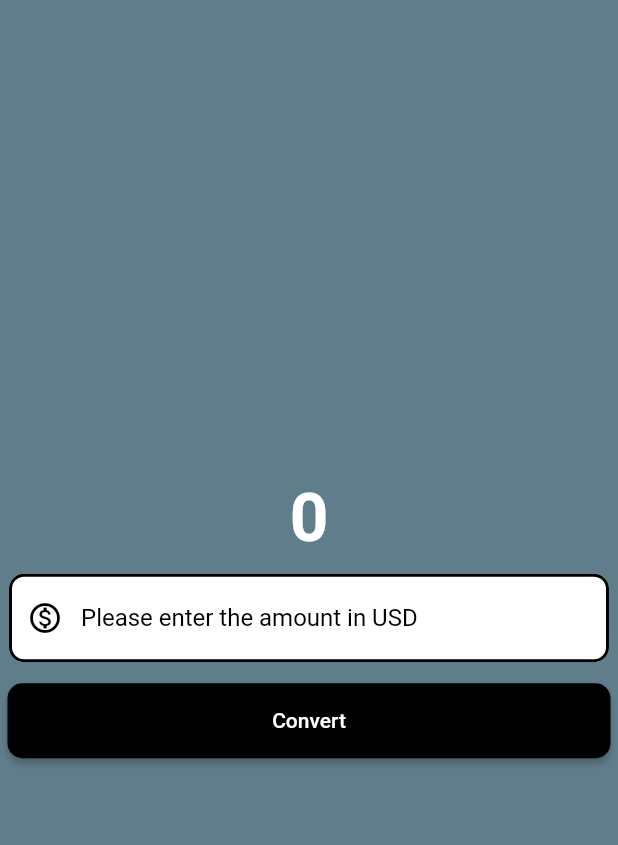
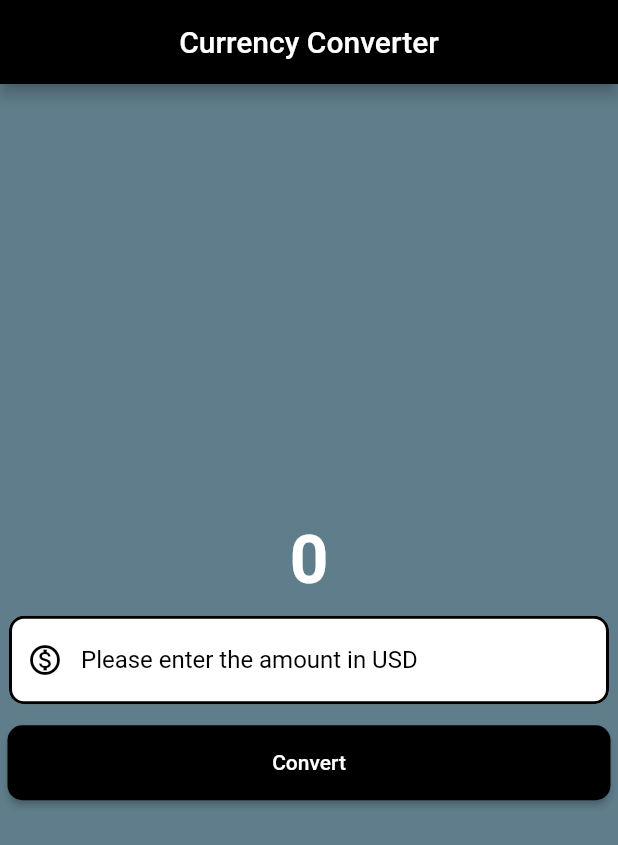
Before and after one commit to harshverma036/currency-converter-flutter, a Flutter app: the screen it shows after launch, on a phone screen of 412 x 824 dp. Shown: the top 845 px of the screen. Run offline on Flutter 3.47's test engine with Material 2 defaults, Android fonts, the phone set to English and light mode, and no system bars.

Commit message:
AppBar - done

```diff
--- a/lib/pages/currency_converter_page.dart
+++ b/lib/pages/currency_converter_page.dart
@@ -19,6 +19,11 @@ class CurrencyConverterPage extends StatelessWidget {
     );
 
     return Scaffold(
+      appBar: AppBar(
+        backgroundColor: Colors.black,
+        title: const Text("Currency Converter"),
+        centerTitle: true,
+      ),
       backgroundColor: Colors.blueGrey,
       body: Center(
         child: Column(
```
